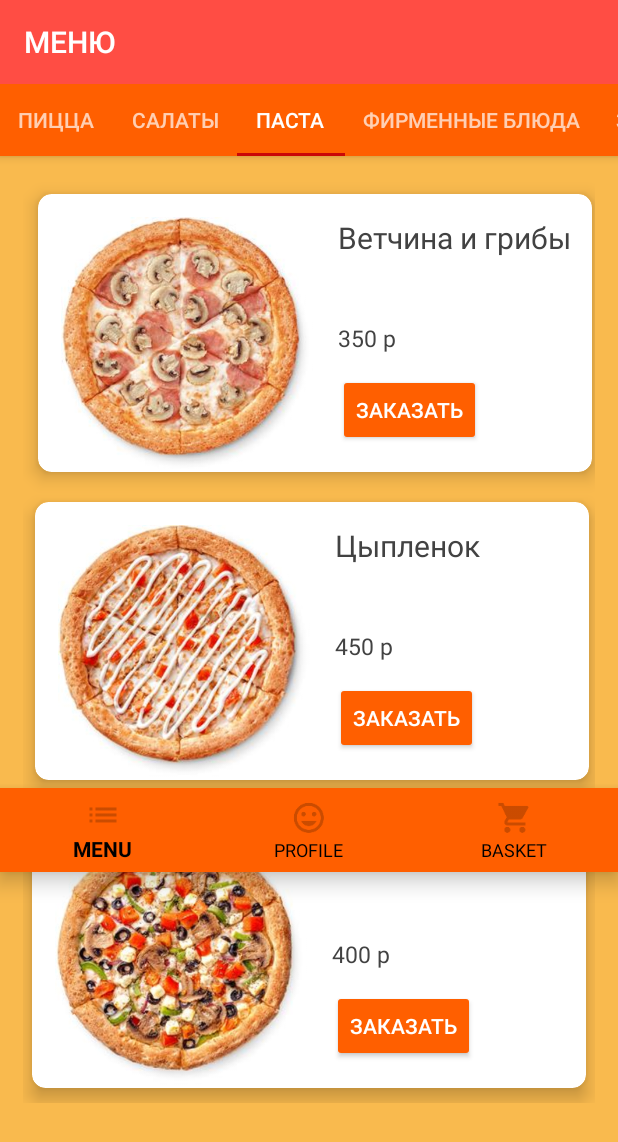
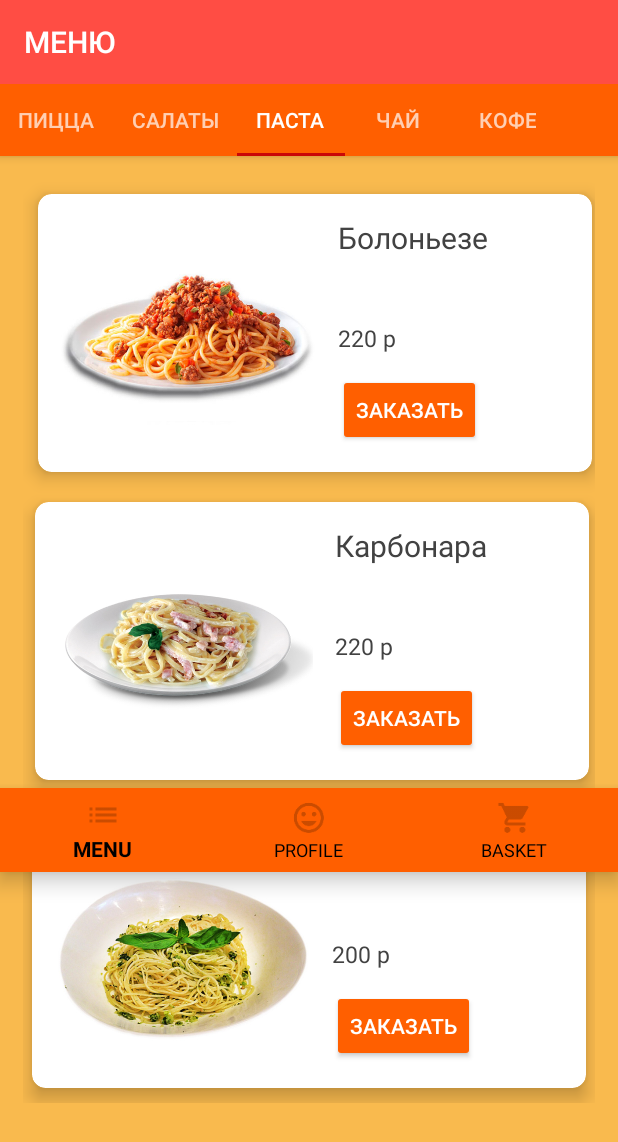
Before and after one commit to AliceDmitrieva/CafeApp, an Android app: the screen it shows after launch (MainActivity), tab 3 chosen, on a phone screen of 412 x 824 dp. Shown: the top 1142 px of the screen. Run offline under Robolectric (Android 15) with nearby library versions, the phone set to English and light mode, and no system bars.

Commit message:
Add new products to categories

```diff
--- a/app/src/main/java/ru/dmitrieva/cafeapp/CategoryFragment.java
+++ b/app/src/main/java/ru/dmitrieva/cafeapp/CategoryFragment.java
@@ -47,9 +47,35 @@ public class CategoryFragment extends Fragment {
 
     private ArrayList<Product> getProducts() {
         ArrayList<Product>  products = new ArrayList<>();
-        products.add(new Product("Ветчина и грибы", "350 р", R.drawable.pizza_1));
-        products.add(new Product("Цыпленок", "450 р", R.drawable.pizza_2));
-        products.add(new Product("Овощи и грибы", "400 р", R.drawable.pizza_3));
+        if (title.equals("Пицца")) {
+            products.add(new Product("Ветчина и грибы", "350 р", R.drawable.pizza_1));
+            products.add(new Product("Цыпленок", "450 р", R.drawable.pizza_2));
+            products.add(new Product("Овощи и грибы", "400 р", R.drawable.pizza_3));
+        }
+
+        else if (title.equals("Салаты")) {
+            products.add(new Product("Цезарь", "320 р", R.drawable.salad_caesar));
+            products.add(new Product("Капрезе", "200 р", R.drawable.salad_caprese));
+            products.add(new Product("Греческий", "200 р", R.drawable.salad_greek));
+        }
+
+        else if (title.equals("Паста")) {
+            products.add(new Product("Болоньезе", "220 р", R.drawable.pasta_boloneze));
+            products.add(new Product("Карбонара", "220 р", R.drawable.pasta_carbonara));
+            products.add(new Product("Песто", "200 р", R.drawable.pasta_pesto));
+        }
+
+        else if (title.equals("Кофе")) {
+            products.add(new Product("Капучино", "120 р", R.drawable.coffee_cappuccino));
+            products.add(new Product("Эспрессо", "90 р", R.drawable.coffee_espresso));
+            products.add(new Product("Латте", "130 р", R.drawable.cofee_latte));
+        }
+
+        else if (title.equals("Чай")) {
+            products.add(new Product("Имбирный чай", "150 р", R.drawable.tea_ginger));
+            products.add(new Product("Молочный улун", "160 р", R.drawable.tea_milkyoolong));
+            products.add(new Product("Облепиховый чай", "140 р", R.drawable.tea_seabuckthorn));
+        }
 
         return products;
     }
--- a/app/src/main/java/ru/dmitrieva/cafeapp/MainActivity.java
+++ b/app/src/main/java/ru/dmitrieva/cafeapp/MainActivity.java
@@ -41,13 +41,9 @@ public class MainActivity extends AppCompatActivity {
         adapter.addPage(new CategoryFragment("Пицца"));
         adapter.addPage(new CategoryFragment("Салаты"));
         adapter.addPage(new CategoryFragment("Паста"));
-        adapter.addPage(new CategoryFragment("Фирменные блюда"));
-        adapter.addPage(new CategoryFragment("Закуски"));
-        adapter.addPage(new CategoryFragment("Мороженое"));
+        adapter.addPage(new CategoryFragment("Чай"));
         adapter.addPage(new CategoryFragment("Кофе"));
-        adapter.addPage(new CategoryFragment("Чай"));
 
         pager.setAdapter(adapter);
-
     }
 }
```
Also changed, not shown: app/src/main/res/drawable/cofee_latte.png (added), app/src/main/res/drawable/coffee_cappuccino.png (added), app/src/main/res/drawable/coffee_espresso.png (added), app/src/main/res/drawable/pasta_boloneze.jpg (added), app/src/main/res/drawable/pasta_carbonara.jpg (added), app/src/main/res/drawable/pasta_pesto.jpg (added), app/src/main/res/drawable/salad_caesar.jpg (added), app/src/main/res/drawable/salad_caprese.jpg (added), app/src/main/res/drawable/salad_greek.jpg (added), app/src/main/res/drawable/tea_ginger.jpg (added), app/src/main/res/drawable/tea_milkyoolong.jpg (added), app/src/main/res/drawable/tea_seabuckthorn.jpg (added).
